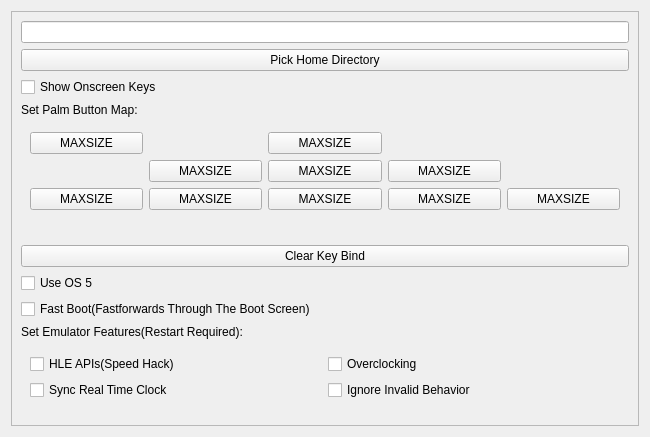
Above: qtBuildSystem/Mu/settingsmanager.ui from meepingsnesroms/Mu before the change. Below: the same form after it.
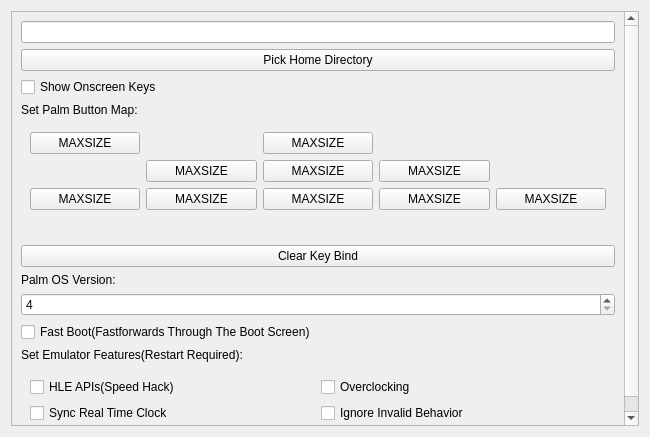
That is the form after the change. Icons and pictures are not drawn.

Commit message: Allow setting OS version number to something other than 4/5

Diff of the .ui file:
```diff
--- a/qtBuildSystem/Mu/settingsmanager.ui
+++ b/qtBuildSystem/Mu/settingsmanager.ui
@@ -30,8 +30,8 @@
        <rect>
         <x>0</x>
         <y>0</y>
-        <width>630</width>
-        <height>417</height>
+        <width>616</width>
+        <height>440</height>
        </rect>
       </property>
       <layout class="QVBoxLayout" name="verticalLayout_3">
@@ -311,12 +311,19 @@
         </widget>
        </item>
        <item>
-        <widget class="QCheckBox" name="useOs5">
-         <property name="focusPolicy">
-          <enum>Qt::NoFocus</enum>
-         </property>
+        <widget class="QLabel" name="palmOsVersionLabel">
          <property name="text">
-          <string>Use OS 5</string>
+          <string>Palm OS Version:</string>
+         </property>
+        </widget>
+       </item>
+       <item>
+        <widget class="QSpinBox" name="palmOsVersion">
+         <property name="minimum">
+          <number>4</number>
+         </property>
+         <property name="maximum">
+          <number>6</number>
          </property>
         </widget>
        </item>
```
The commit also changes 5 other files.
